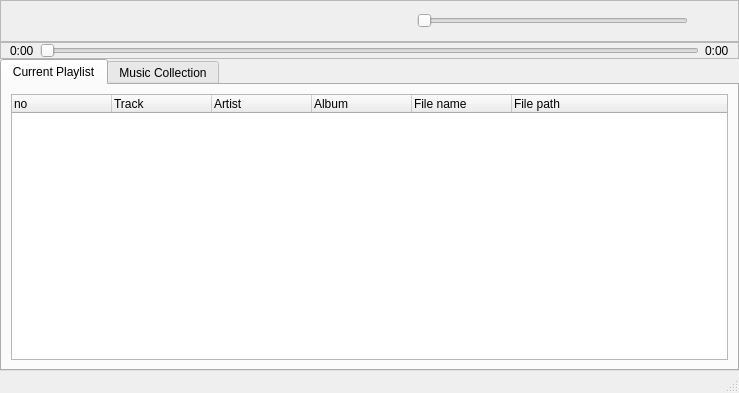
Above: qplayer.ui from middleofdreams/qplayer before the change. Below: the same form after it.
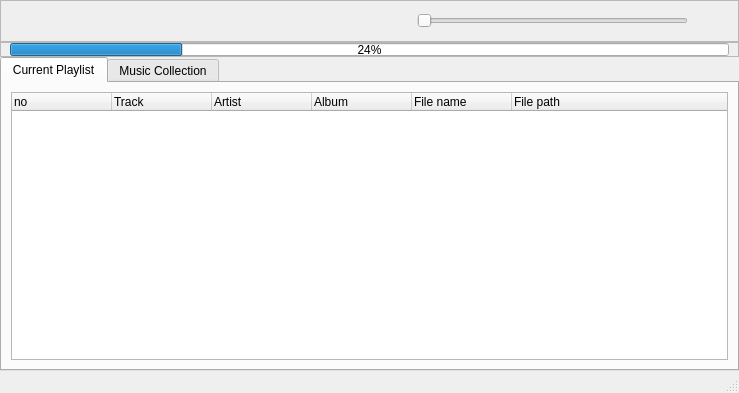
That is the form after the change. Icons and pictures are not drawn.

Patch:
```diff
--- a/qplayer.ui
+++ b/qplayer.ui
@@ -296,23 +296,15 @@
         <number>0</number>
        </property>
        <item>
-        <widget class="QLabel" name="label">
-         <property name="text">
-          <string>0:00</string>
+        <widget class="QProgressBar" name="progressBar">
+         <property name="maximumSize">
+          <size>
+           <width>2000000</width>
+           <height>13</height>
+          </size>
          </property>
-        </widget>
-       </item>
-       <item>
-        <widget class="QSlider" name="horizontalSlider">
-         <property name="orientation">
-          <enum>Qt::Horizontal</enum>
-         </property>
-        </widget>
-       </item>
-       <item>
-        <widget class="QLabel" name="label_2">
-         <property name="text">
-          <string>0:00</string>
+         <property name="value">
+          <number>24</number>
          </property>
         </widget>
        </item>
```
